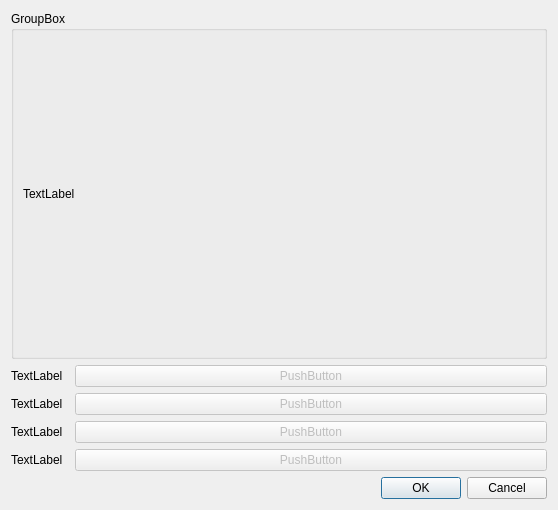
Qt form rpfm_ui/ui_templates/updater_dialog.ui (Frodo45127/rpfm) before a commit.
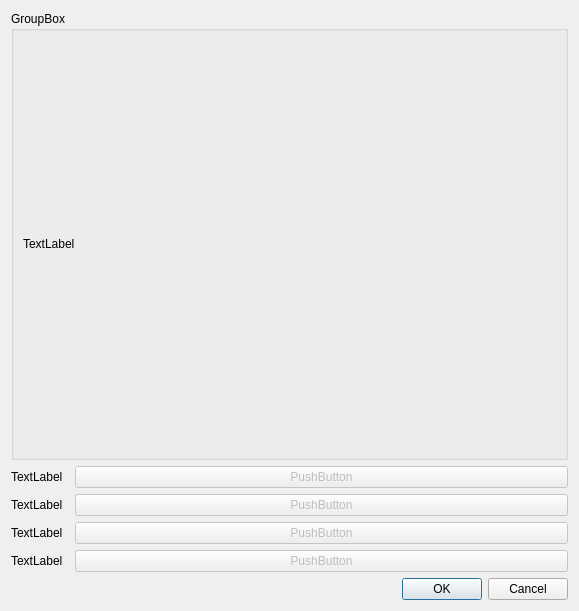
The same form after that commit.

Commit message: Increased size of update manager.

Diff of the .ui file:
```diff
--- a/rpfm_ui/ui_templates/updater_dialog.ui
+++ b/rpfm_ui/ui_templates/updater_dialog.ui
@@ -6,8 +6,8 @@
    <rect>
     <x>0</x>
     <y>0</y>
-    <width>558</width>
-    <height>510</height>
+    <width>579</width>
+    <height>611</height>
    </rect>
   </property>
   <property name="windowTitle">
```
